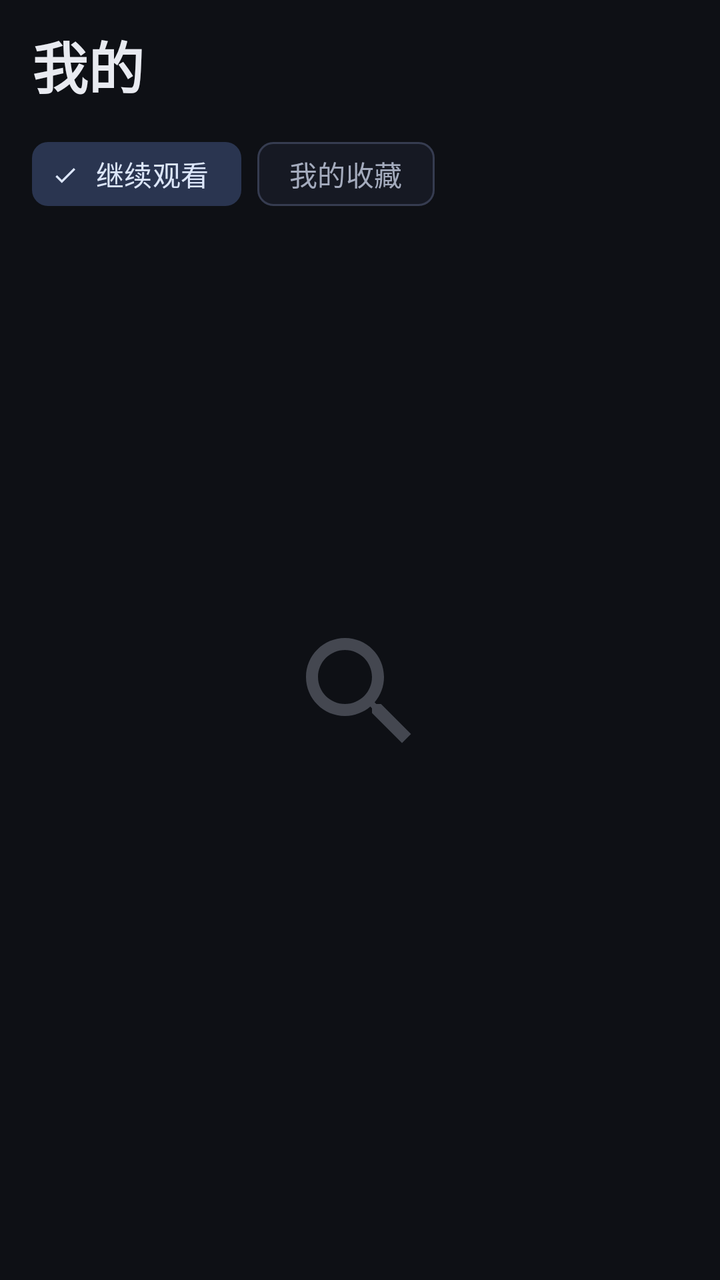
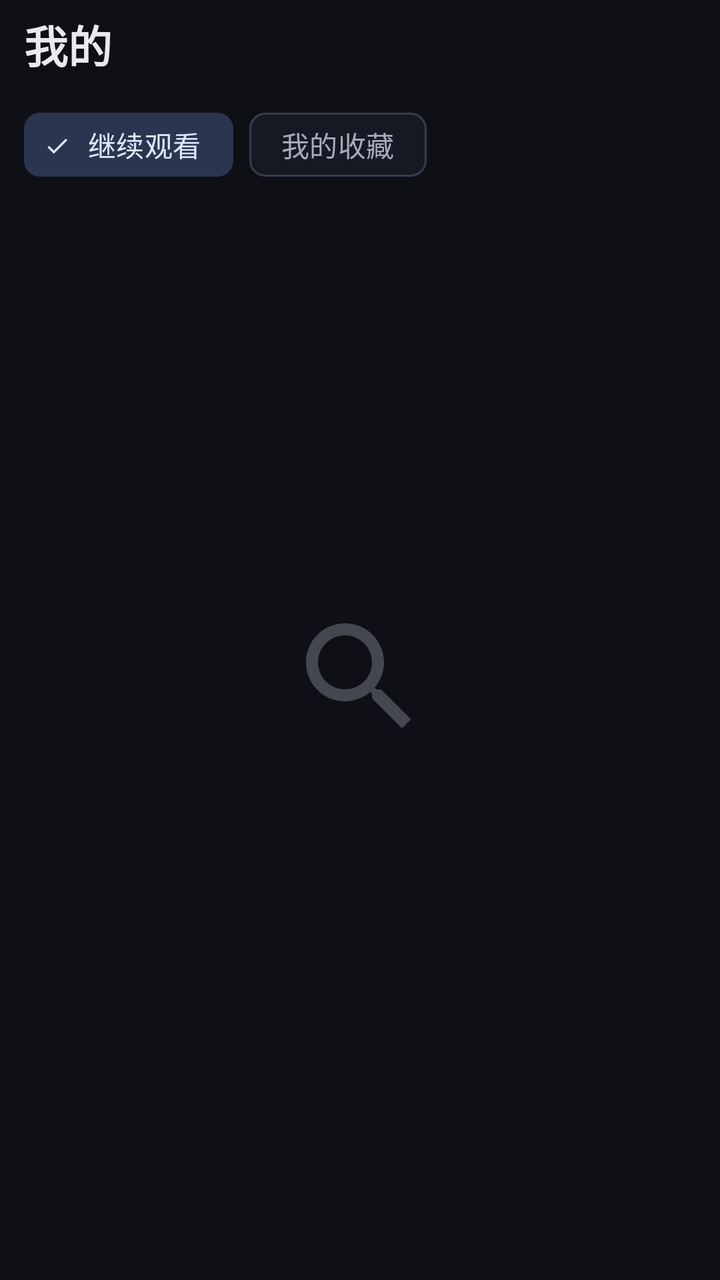

Two renders of the same Android screen: before a commit and after it. Below are the layout's source before the change and the commit's diff.
<!-- AndroidManifest.xml: application theme Theme.TvPlayer -->
<!-- res/layout/fragment_mine.xml -->
<?xml version="1.0" encoding="utf-8"?>
<LinearLayout xmlns:android="http://schemas.android.com/apk/res/android"
    xmlns:app="http://schemas.android.com/apk/res-auto"
    android:layout_width="match_parent"
    android:layout_height="match_parent"
    android:orientation="vertical"
    android:paddingStart="16dp"
    android:paddingTop="12dp"
    android:paddingEnd="16dp">

    <TextView
        android:layout_width="wrap_content"
        android:layout_height="wrap_content"
        android:text="@string/nav_mine"
        android:textAppearance="@style/TextAppearance.TvPlayer.Headline" />

    <com.google.android.material.chip.ChipGroup
        android:id="@+id/mode"
        android:layout_width="wrap_content"
        android:layout_height="wrap_content"
        android:layout_marginTop="10dp"
        app:selectionRequired="true"
        app:singleSelection="true">

        <com.google.android.material.chip.Chip
            android:id="@+id/chipHistory"
            style="@style/Widget.Material3.Chip.Filter"
            android:layout_width="wrap_content"
            android:layout_height="wrap_content"
            android:checkable="true"
            android:checked="true"
            android:text="继续观看" />

        <com.google.android.material.chip.Chip
            android:id="@+id/chipFav"
            style="@style/Widget.Material3.Chip.Filter"
            android:layout_width="wrap_content"
            android:layout_height="wrap_content"
            android:checkable="true"
            android:text="我的收藏" />

    </com.google.android.material.chip.ChipGroup>

    <FrameLayout
        android:layout_width="match_parent"
        android:layout_height="0dp"
        android:layout_marginTop="4dp"
        android:layout_weight="1">

        <androidx.recyclerview.widget.RecyclerView
        android:descendantFocusability="afterDescendants"
        android:focusable="false"
            android:id="@+id/list"
            android:layout_width="match_parent"
            android:layout_height="match_parent"
            android:clipToPadding="false"
            android:paddingStart="8dp"
            android:paddingTop="8dp"
            android:paddingEnd="8dp"
            android:paddingBottom="8dp" />

        <include
            android:id="@+id/empty"
            layout="@layout/view_empty" />

    </FrameLayout>

</LinearLayout>
<!-- res/layout/view_empty.xml (included above) -->
<?xml version="1.0" encoding="utf-8"?>
<LinearLayout xmlns:android="http://schemas.android.com/apk/res/android"
    android:layout_width="match_parent"
    android:layout_height="match_parent"
    android:gravity="center"
    android:orientation="vertical"
    android:padding="32dp">

    <ImageView
        android:id="@+id/emptyIcon"
        android:layout_width="72dp"
        android:layout_height="72dp"
        android:alpha="0.35"
        android:contentDescription="@null"
        android:src="@drawable/ic_search"
        app:tint="@color/on_surface_variant"
        xmlns:app="http://schemas.android.com/apk/res-auto" />

    <TextView
        android:id="@+id/emptyTitle"
        android:layout_width="wrap_content"
        android:layout_height="wrap_content"
        android:layout_marginTop="16dp"
        android:textAppearance="?attr/textAppearanceTitleMedium" />

    <TextView
        android:id="@+id/emptySub"
        android:layout_width="wrap_content"
        android:layout_height="wrap_content"
        android:layout_marginTop="6dp"
        android:gravity="center"
        android:textAppearance="?attr/textAppearanceBodyMedium"
        android:textColor="@color/on_surface_variant" />

</LinearLayout>
<!-- resources referenced by this layout -->
<resources>
  <color name="on_surface_variant">#A4ABBD</color>
  <!-- drawable ic_search (drawable) -->
  <?xml version="1.0" encoding="utf-8"?>
  <vector xmlns:android="http://schemas.android.com/apk/res/android"
      android:width="24dp"
      android:height="24dp"
      android:viewportWidth="24"
      android:viewportHeight="24"
      android:tint="?attr/colorControlNormal">
      <path
          android:fillColor="#FF000000"
          android:pathData="M15.5,14h-0.79l-0.28,-0.27C15.41,12.59 16,11.11 16,9.5 16,5.91 13.09,3 9.5,3S3,5.91 3,9.5 5.91,16 9.5,16c1.61,0 3.09,-0.59 4.23,-1.57l0.27,0.28v0.79l5,4.99L20.49,19l-4.99,-5zM9.5,14C7.01,14 5,11.99 5,9.5S7.01,5 9.5,5 14,7.01 14,9.5 11.99,14 9.5,14z" />
  </vector>
  <string name="nav_mine">我的</string>
  <style name="TextAppearance.TvPlayer.Headline" parent="TextAppearance.Material3.HeadlineMedium">
          <item name="android:textStyle">bold</item>
          <item name="android:textColor">@color/on_surface</item>
      </style>
  <style name="Theme.TvPlayer" parent="Theme.Material3.Dark.NoActionBar">
          <item name="colorPrimary">@color/accent</item>
          <item name="colorOnPrimary">#00224D</item>
          <item name="colorPrimaryContainer">@color/accent_container</item>
          <item name="colorOnPrimaryContainer">#D6E4FF</item>
          <item name="colorSecondary">#AFC3EA</item>
          <item name="colorSecondaryContainer">#2A3550</item>
          <item name="colorOnSecondaryContainer">#DCE6FA</item>
          <item name="colorSurface">@color/surface</item>
          <item name="colorOnSurface">@color/on_surface</item>
          <item name="colorSurfaceVariant">@color/surface_variant</item>
          <item name="colorOnSurfaceVariant">@color/on_surface_variant</item>
          <item name="colorOutline">@color/outline</item>
          <item name="colorOutlineVariant">@color/outline</item>
          <item name="android:colorBackground">@color/bg</item>
          <item name="android:windowBackground">@color/bg</item>
          <item name="android:statusBarColor">@android:color/transparent</item>
          <item name="android:navigationBarColor">@color/surface</item>
          <item name="android:windowLightStatusBar">false</item>
          <item name="bottomNavigationStyle">@style/Widget.TvPlayer.Nav</item>
      </style>
  <color name="on_surface">#E8EAF0</color>
  <color name="accent">#6EA8FF</color>
  <color name="accent_container">#1E3B6B</color>
  <color name="surface">#161923</color>
  <color name="surface_variant">#232837</color>
  <color name="outline">#363C50</color>
  <color name="bg">#0E1015</color>
  <style name="Widget.TvPlayer.Nav" parent="Widget.Material3.BottomNavigationView">
          <item name="backgroundTint">@color/surface</item>
          <item name="itemActiveIndicatorStyle">@style/Widget.TvPlayer.NavIndicator</item>
          <item name="elevation">0dp</item>
      </style>
  <style name="Widget.TvPlayer.NavIndicator" parent="Widget.Material3.BottomNavigationView.ActiveIndicator">
          <item name="android:color">@color/accent_container</item>
      </style>
</resources>

<!-- the commit's change to res/layout/fragment_mine.xml (unified diff, before → after) -->
@@ -4,9 +4,9 @@
     android:layout_width="match_parent"
     android:layout_height="match_parent"
     android:orientation="vertical"
-    android:paddingStart="16dp"
-    android:paddingTop="12dp"
-    android:paddingEnd="16dp">
+    android:paddingStart="12dp"
+    android:paddingTop="6dp"
+    android:paddingEnd="12dp">
 
     <TextView
         android:layout_width="wrap_content"
<!-- resource entries referenced after the edit -->
@@ -14,7 +14,7 @@
           android:pathData="M15.5,14h-0.79l-0.28,-0.27C15.41,12.59 16,11.11 16,9.5 16,5.91 13.09,3 9.5,3S3,5.91 3,9.5 5.91,16 9.5,16c1.61,0 3.09,-0.59 4.23,-1.57l0.27,0.28v0.79l5,4.99L20.49,19l-4.99,-5zM9.5,14C7.01,14 5,11.99 5,9.5S7.01,5 9.5,5 14,7.01 14,9.5 11.99,14 9.5,14z" />
   </vector>
   <string name="nav_mine">我的</string>
-  <style name="TextAppearance.TvPlayer.Headline" parent="TextAppearance.Material3.HeadlineMedium">
+  <style name="TextAppearance.TvPlayer.Headline" parent="TextAppearance.Material3.TitleLarge">
           <item name="android:textStyle">bold</item>
           <item name="android:textColor">@color/on_surface</item>
       </style>
